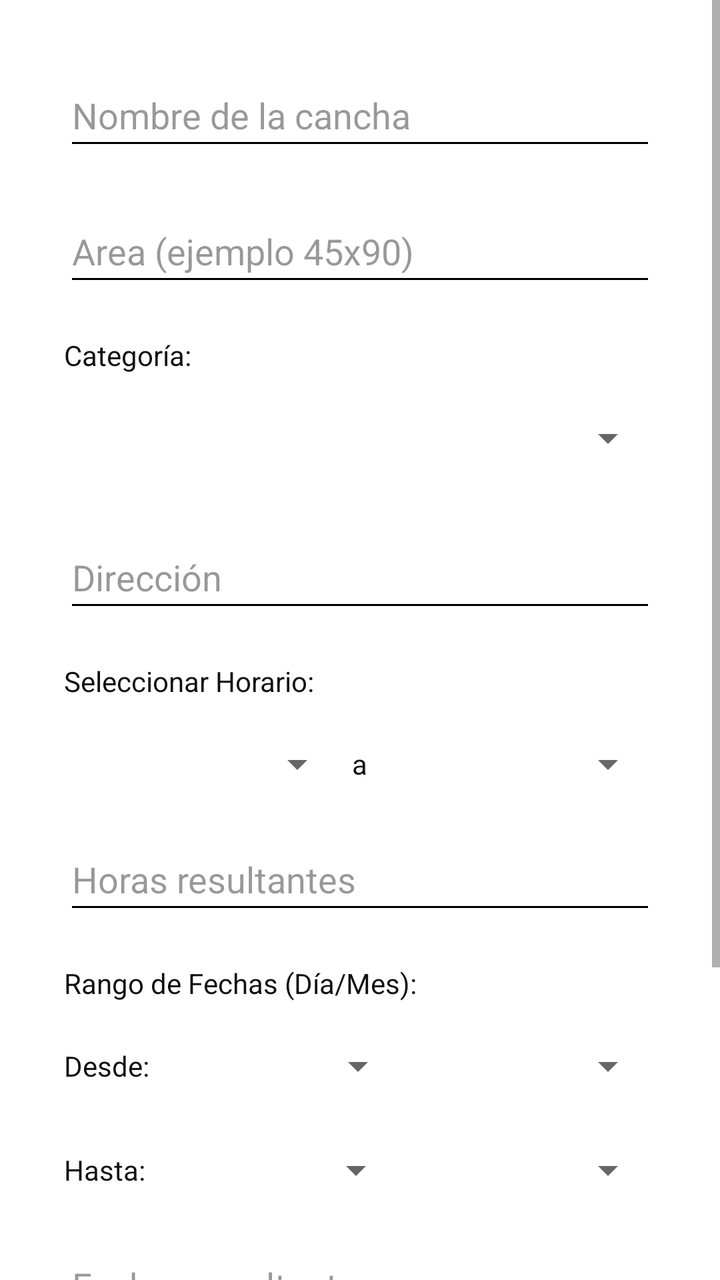
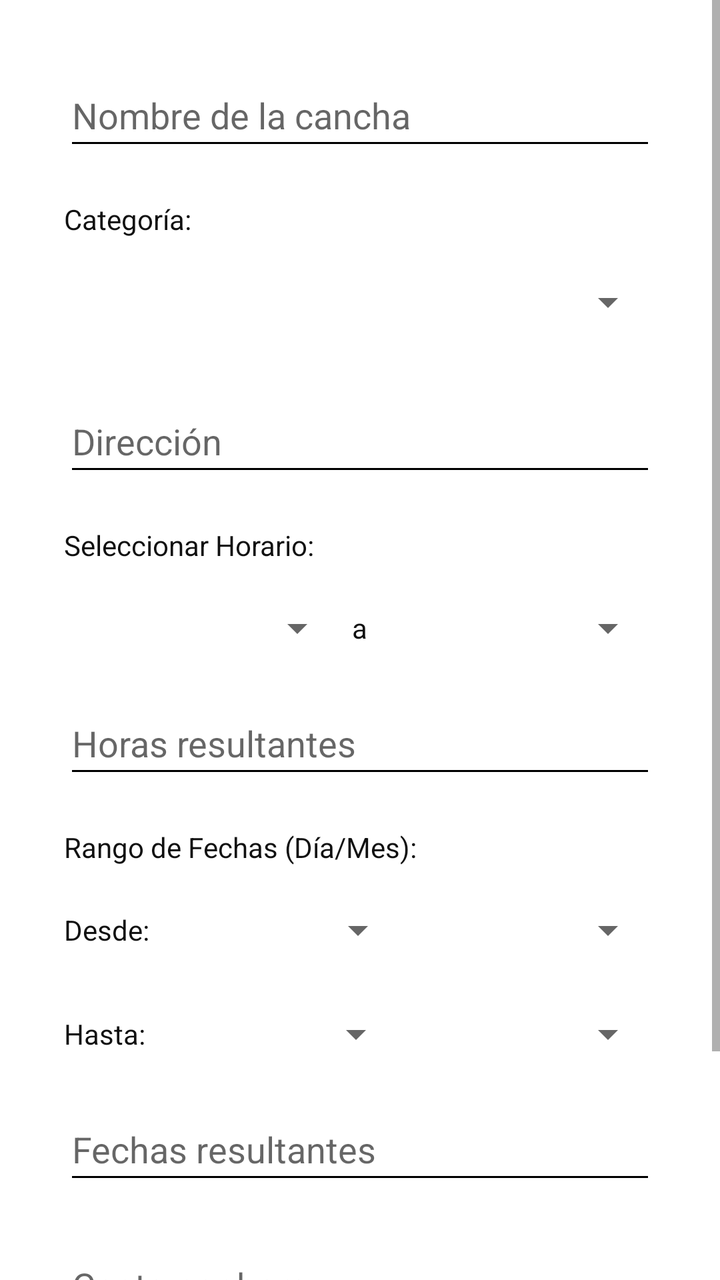

Compare the two renders of this Android layout. The source of the first and the diff that turns it into the second are given below.
<!-- AndroidManifest.xml: application theme Theme.MaterialComponents.Light.NoActionBar -->
<!-- res/layout/activity_registrar_canchas.xml -->
<?xml version="1.0" encoding="utf-8"?>
<androidx.constraintlayout.widget.ConstraintLayout xmlns:android="http://schemas.android.com/apk/res/android"
    xmlns:app="http://schemas.android.com/apk/res-auto"
    xmlns:tools="http://schemas.android.com/tools"
    android:id="@+id/main"
    android:layout_width="match_parent"
    android:layout_height="match_parent"
    tools:context=".RegistrarCanchasActivity"
    android:background="@color/design_default_color_background"
    android:orientation="vertical">

    <ScrollView
        android:layout_width="match_parent"
        android:layout_height="match_parent">

        <androidx.constraintlayout.widget.ConstraintLayout
            android:layout_width="match_parent"
            android:layout_height="wrap_content"
            android:paddingBottom="32dp">

            <EditText
                android:id="@+id/lblNombreCancha"
                android:layout_width="match_parent"
                android:layout_height="wrap_content"
                android:layout_marginStart="32dp"
                android:layout_marginTop="32dp"
                android:layout_marginEnd="32dp"
                android:backgroundTint="@color/black"
                android:ems="10"
                android:hint="Nombre de la cancha"
                android:inputType="text"
                android:minHeight="48dp"
                android:textColor="#101010"
                android:textColorHint="#6D0F0E0E"
                app:layout_constraintEnd_toEndOf="parent"
                app:layout_constraintStart_toStartOf="parent"
                app:layout_constraintTop_toTopOf="parent" />

            <EditText
                android:id="@+id/lblArea"
                android:layout_width="match_parent"
                android:layout_height="wrap_content"
                android:layout_marginStart="32dp"
                android:layout_marginTop="20dp"
                android:layout_marginEnd="32dp"
                android:backgroundTint="@color/black"
                android:ems="10"
                android:hint="Area (ejemplo 45x90)"
                android:inputType="text"
                android:minHeight="48dp"
                android:textColor="#101010"
                android:textColorHint="#6D0F0E0E"
                app:layout_constraintTop_toBottomOf="@+id/lblNombreCancha"
                app:layout_constraintStart_toStartOf="parent" />

            <TextView
                android:id="@+id/tvCategoriaLabel"
                android:layout_width="wrap_content"
                android:layout_height="wrap_content"
                android:layout_marginStart="32dp"
                android:layout_marginTop="20dp"
                android:text="Categoría:"
                android:textColor="#101010"
                app:layout_constraintStart_toStartOf="parent"
                app:layout_constraintTop_toBottomOf="@+id/lblArea" />

            <Spinner
                android:id="@+id/spinner_categorias"
                android:layout_width="0dp"
                android:layout_height="48dp"
                android:layout_marginStart="32dp"
                android:layout_marginEnd="32dp"
                android:layout_marginTop="8dp"
                android:spinnerMode="dropdown"
                app:layout_constraintEnd_toEndOf="parent"
                app:layout_constraintStart_toStartOf="parent"
                app:layout_constraintTop_toBottomOf="@+id/tvCategoriaLabel" />

            <EditText
                android:id="@+id/lblDireccion"
                android:layout_width="match_parent"
                android:layout_height="wrap_content"
                android:layout_marginStart="32dp"
                android:layout_marginTop="20dp"
                android:layout_marginEnd="32dp"
                android:backgroundTint="@color/black"
                android:ems="10"
                android:hint="Dirección"
                android:inputType="text"
                android:minHeight="48dp"
                android:textColor="#101010"
                android:textColorHint="#6D0F0E0E"
                app:layout_constraintTop_toBottomOf="@+id/spinner_categorias"
                app:layout_constraintStart_toStartOf="parent" />

            <TextView
                android:id="@+id/tvHorasLabel"
                android:layout_width="wrap_content"
                android:layout_height="wrap_content"
                android:layout_marginStart="32dp"
                android:layout_marginTop="20dp"
                android:text="Seleccionar Horario:"
                android:textColor="#101010"
                app:layout_constraintStart_toStartOf="parent"
                app:layout_constraintTop_toBottomOf="@+id/lblDireccion" />

            <LinearLayout
                android:id="@+id/lyHoras"
                android:layout_width="match_parent"
                android:layout_height="wrap_content"
                android:layout_marginStart="32dp"
                android:layout_marginEnd="32dp"
                android:layout_marginTop="8dp"
                android:orientation="horizontal"
                app:layout_constraintTop_toBottomOf="@+id/tvHorasLabel">

                <Spinner
                    android:id="@+id/spinner_hora_inicio"
                    android:layout_width="0dp"
                    android:layout_height="48dp"
                    android:layout_weight="1" />

                <TextView
                    android:layout_width="wrap_content"
                    android:layout_height="wrap_content"
                    android:text=" a "
                    android:textColor="#101010"
                    android:layout_gravity="center_vertical" />

                <Spinner
                    android:id="@+id/spinner_hora_fin"
                    android:layout_width="0dp"
                    android:layout_height="48dp"
                    android:layout_weight="1" />
            </LinearLayout>

            <EditText
                android:id="@+id/lblhorasdisponibles"
                android:layout_width="match_parent"
                android:layout_height="wrap_content"
                android:layout_marginStart="32dp"
                android:layout_marginTop="8dp"
                android:layout_marginEnd="32dp"
                android:backgroundTint="@color/black"
                android:ems="10"
                android:hint="Horas resultantes"
                android:focusable="false"
                android:clickable="false"
                android:inputType="text"
                android:minHeight="48dp"
                android:textColor="#101010"
                android:textColorHint="#6D0F0E0E"
                app:layout_constraintTop_toBottomOf="@+id/lyHoras"
                app:layout_constraintStart_toStartOf="parent" />

            <TextView
                android:id="@+id/tvFechasLabel"
                android:layout_width="wrap_content"
                android:layout_height="wrap_content"
                android:layout_marginStart="32dp"
                android:layout_marginTop="20dp"
                android:text="Rango de Fechas (Día/Mes):"
                android:textColor="#101010"
                app:layout_constraintStart_toStartOf="parent"
                app:layout_constraintTop_toBottomOf="@+id/lblhorasdisponibles" />

            <LinearLayout
                android:id="@+id/lyFechaInicio"
                android:layout_width="match_parent"
                android:layout_height="wrap_content"
                android:layout_marginStart="32dp"
                android:layout_marginEnd="32dp"
                android:layout_marginTop="8dp"
                android:orientation="horizontal"
                app:layout_constraintTop_toBottomOf="@+id/tvFechasLabel">
                <TextView
                    android:layout_width="wrap_content"
                    android:layout_height="wrap_content"
                    android:text="Desde: "
                    android:textColor="#101010"
                    android:layout_gravity="center_vertical"/>
                <Spinner android:id="@+id/spinner_dia_inicio" android:layout_width="0dp" android:layout_height="48dp" android:layout_weight="1" />
                <Spinner android:id="@+id/spinner_mes_inicio" android:layout_width="0dp" android:layout_height="48dp" android:layout_weight="1" />
            </LinearLayout>

            <LinearLayout
                android:id="@+id/lyFechaFin"
                android:layout_width="match_parent"
                android:layout_height="wrap_content"
                android:layout_marginStart="32dp"
                android:layout_marginEnd="32dp"
                android:layout_marginTop="4dp"
                android:orientation="horizontal"
                app:layout_constraintTop_toBottomOf="@+id/lyFechaInicio">
                <TextView
                    android:layout_width="wrap_content"
                    android:layout_height="wrap_content"
                    android:text="Hasta: "
                    android:textColor="#101010"
                    android:layout_gravity="center_vertical"/>
                <Spinner android:id="@+id/spinner_dia_fin" android:layout_width="0dp" android:layout_height="48dp" android:layout_weight="1" />
                <Spinner android:id="@+id/spinner_mes_fin" android:layout_width="0dp" android:layout_height="48dp" android:layout_weight="1" />
            </LinearLayout>

            <EditText
                android:id="@+id/lblfechasdisponibles"
                android:layout_width="match_parent"
                android:layout_height="wrap_content"
                android:layout_marginStart="32dp"
                android:layout_marginTop="8dp"
                android:layout_marginEnd="32dp"
                android:backgroundTint="@color/black"
                android:ems="10"
                android:hint="Fechas resultantes"
                android:focusable="false"
                android:clickable="false"
                android:inputType="text"
                android:minHeight="48dp"
                android:textColor="#101010"
                android:textColorHint="#6D0F0E0E"
                app:layout_constraintTop_toBottomOf="@+id/lyFechaFin"
                app:layout_constraintStart_toStartOf="parent" />

            <EditText
                android:id="@+id/lblCostoporhora"
                android:layout_width="match_parent"
                android:layout_height="wrap_content"
                android:layout_marginStart="32dp"
                android:layout_marginTop="20dp"
                android:layout_marginEnd="32dp"
                android:backgroundTint="@color/black"
                android:ems="10"
                android:hint="Costo por hora"
                android:inputType="numberDecimal"
                android:minHeight="48dp"
                android:textColor="#101010"
                android:textColorHint="#6D0F0E0E"
                app:layout_constraintTop_toBottomOf="@+id/lblfechasdisponibles"
                app:layout_constraintStart_toStartOf="parent" />

            <LinearLayout
                android:layout_width="match_parent"
                android:layout_height="wrap_content"
                android:layout_marginTop="32dp"
                android:gravity="center"
                android:orientation="horizontal"
                app:layout_constraintTop_toBottomOf="@+id/lblCostoporhora">

                <Button
                    android:id="@+id/btnRegresar"
                    android:layout_width="140dp"
                    android:layout_height="50dp"
                    android:layout_marginEnd="16dp"
                    android:backgroundTint="@drawable/btn_color_selector"
                    android:text="Regresar"
                    android:textColor="#FDFDFD"
                    app:cornerRadius="4dp" />

                <Button
                    android:id="@+id/btnRegistrar"
                    android:layout_width="140dp"
                    android:layout_height="50dp"
                    android:backgroundTint="@drawable/btn_color_selector"
                    android:text="Registrar"
                    android:textColor="#FDFDFD"
                    app:cornerRadius="4dp" />
            </LinearLayout>

        </androidx.constraintlayout.widget.ConstraintLayout>
    </ScrollView>

</androidx.constraintlayout.widget.ConstraintLayout>
<!-- resources referenced by this layout -->
<resources>
  <color name="black">#FF000000</color>
  <!-- drawable btn_color_selector (drawable) -->
  <?xml version="1.0" encoding="utf-8"?>
  <selector xmlns:android="http://schemas.android.com/apk/res/android">
      
      <item android:color="#540F0F" android:state_pressed="true" />
  
      
      <item android:color="#808080" android:state_enabled="false" />
  
      
      <item android:color="#0D0C0C" />
  </selector>
</resources>

<!-- the commit's change to res/layout/activity_registrar_canchas.xml (unified diff, before → after) -->
@@ -6,12 +6,17 @@
     android:layout_width="match_parent"
     android:layout_height="match_parent"
     tools:context=".RegistrarCanchasActivity"
-    android:background="@color/design_default_color_background"
-    android:orientation="vertical">
-
+    android:background="@color/design_default_color_background">
+
+    
     <ScrollView
         android:layout_width="match_parent"
-        android:layout_height="match_parent">
+        android:layout_height="match_parent"
+        android:fillViewport="true"
+        app:layout_constraintTop_toTopOf="parent"
+        app:layout_constraintBottom_toBottomOf="parent"
+        app:layout_constraintStart_toStartOf="parent"
+        app:layout_constraintEnd_toEndOf="parent">
 
         <androidx.constraintlayout.widget.ConstraintLayout
             android:layout_width="match_parent"
@@ -26,31 +31,11 @@
                 android:layout_marginTop="32dp"
                 android:layout_marginEnd="32dp"
                 android:backgroundTint="@color/black"
-                android:ems="10"
                 android:hint="Nombre de la cancha"
                 android:inputType="text"
                 android:minHeight="48dp"
                 android:textColor="#101010"
-                android:textColorHint="#6D0F0E0E"
-                app:layout_constraintEnd_toEndOf="parent"
-                app:layout_constraintStart_toStartOf="parent"
-                app:layout_constraintTop_toTopOf="parent" />
-
-            <EditText
-                android:id="@+id/lblArea"
-                android:layout_width="match_parent"
-                android:layout_height="wrap_content"
-                android:layout_marginStart="32dp"
-                android:layout_marginTop="20dp"
-                android:layout_marginEnd="32dp"
-                android:backgroundTint="@color/black"
-                android:ems="10"
-                android:hint="Area (ejemplo 45x90)"
-                android:inputType="text"
-                android:minHeight="48dp"
-                android:textColor="#101010"
-                android:textColorHint="#6D0F0E0E"
-                app:layout_constraintTop_toBottomOf="@+id/lblNombreCancha"
+                app:layout_constraintTop_toTopOf="parent"
                 app:layout_constraintStart_toStartOf="parent" />
 
             <TextView
@@ -62,7 +47,7 @@
                 android:text="Categoría:"
                 android:textColor="#101010"
                 app:layout_constraintStart_toStartOf="parent"
-                app:layout_constraintTop_toBottomOf="@+id/lblArea" />
+                app:layout_constraintTop_toBottomOf="@+id/lblNombreCancha" />
 
             <Spinner
                 android:id="@+id/spinner_categorias"
@@ -71,7 +56,6 @@
                 android:layout_marginStart="32dp"
                 android:layout_marginEnd="32dp"
                 android:layout_marginTop="8dp"
-                android:spinnerMode="dropdown"
                 app:layout_constraintEnd_toEndOf="parent"
                 app:layout_constraintStart_toStartOf="parent"
                 app:layout_constraintTop_toBottomOf="@+id/tvCategoriaLabel" />
@@ -84,12 +68,10 @@
                 android:layout_marginTop="20dp"
                 android:layout_marginEnd="32dp"
                 android:backgroundTint="@color/black"
-                android:ems="10"
                 android:hint="Dirección"
                 android:inputType="text"
                 android:minHeight="48dp"
                 android:textColor="#101010"
-                android:textColorHint="#6D0F0E0E"
                 app:layout_constraintTop_toBottomOf="@+id/spinner_categorias"
                 app:layout_constraintStart_toStartOf="parent" />
 
@@ -113,25 +95,9 @@
                 android:layout_marginTop="8dp"
                 android:orientation="horizontal"
                 app:layout_constraintTop_toBottomOf="@+id/tvHorasLabel">
-
-                <Spinner
-                    android:id="@+id/spinner_hora_inicio"
-                    android:layout_width="0dp"
-                    android:layout_height="48dp"
-                    android:layout_weight="1" />
-
-                <TextView
-                    android:layout_width="wrap_content"
-                    android:layout_height="wrap_content"
-                    android:text=" a "
-                    android:textColor="#101010"
-                    android:layout_gravity="center_vertical" />
-
-                <Spinner
-                    android:id="@+id/spinner_hora_fin"
-                    android:layout_width="0dp"
-                    android:layout_height="48dp"
-                    android:layout_weight="1" />
+                <Spinner android:id="@+id/spinner_hora_inicio" android:layout_width="0dp" android:layout_height="48dp" android:layout_weight="1" />
+                <TextView android:layout_width="wrap_content" android:layout_height="wrap_content" android:text=" a " android:textColor="#101010" android:layout_gravity="center_vertical" />
+                <Spinner android:id="@+id/spinner_hora_fin" android:layout_width="0dp" android:layout_height="48dp" android:layout_weight="1" />
             </LinearLayout>
 
             <EditText
@@ -142,14 +108,10 @@
                 android:layout_marginTop="8dp"
                 android:layout_marginEnd="32dp"
                 android:backgroundTint="@color/black"
-                android:ems="10"
+                android:focusable="false"
                 android:hint="Horas resultantes"
-                android:focusable="false"
-                android:clickable="false"
-                android:inputType="text"
-                android:minHeight="48dp"
-                android:textColor="#101010"
-                android:textColorHint="#6D0F0E0E"
+                android:minHeight="48dp"
+                android:textColor="#101010"
                 app:layout_constraintTop_toBottomOf="@+id/lyHoras"
                 app:layout_constraintStart_toStartOf="parent" />
 
@@ -173,12 +135,7 @@
                 android:layout_marginTop="8dp"
                 android:orientation="horizontal"
                 app:layout_constraintTop_toBottomOf="@+id/tvFechasLabel">
-                <TextView
-                    android:layout_width="wrap_content"
-                    android:layout_height="wrap_content"
-                    android:text="Desde: "
-                    android:textColor="#101010"
-                    android:layout_gravity="center_vertical"/>
+                <TextView android:layout_width="wrap_content" android:layout_height="wrap_content" android:text="Desde: " android:textColor="#101010" android:layout_gravity="center_vertical"/>
                 <Spinner android:id="@+id/spinner_dia_inicio" android:layout_width="0dp" android:layout_height="48dp" android:layout_weight="1" />
                 <Spinner android:id="@+id/spinner_mes_inicio" android:layout_width="0dp" android:layout_height="48dp" android:layout_weight="1" />
             </LinearLayout>
@@ -192,12 +149,7 @@
                 android:layout_marginTop="4dp"
                 android:orientation="horizontal"
                 app:layout_constraintTop_toBottomOf="@+id/lyFechaInicio">
-                <TextView
-                    android:layout_width="wrap_content"
-                    android:layout_height="wrap_content"
-                    android:text="Hasta: "
-                    android:textColor="#101010"
-                    android:layout_gravity="center_vertical"/>
+                <TextView android:layout_width="wrap_content" android:layout_height="wrap_content" android:text="Hasta: " android:textColor="#101010" android:layout_gravity="center_vertical"/>
                 <Spinner android:id="@+id/spinner_dia_fin" android:layout_width="0dp" android:layout_height="48dp" android:layout_weight="1" />
                 <Spinner android:id="@+id/spinner_mes_fin" android:layout_width="0dp" android:layout_height="48dp" android:layout_weight="1" />
             </LinearLayout>
@@ -210,14 +162,10 @@
                 android:layout_marginTop="8dp"
                 android:layout_marginEnd="32dp"
                 android:backgroundTint="@color/black"
-                android:ems="10"
+                android:focusable="false"
                 android:hint="Fechas resultantes"
-                android:focusable="false"
-                android:clickable="false"
-                android:inputType="text"
-                android:minHeight="48dp"
-                android:textColor="#101010"
-                android:textColorHint="#6D0F0E0E"
+                android:minHeight="48dp"
+                android:textColor="#101010"
                 app:layout_constraintTop_toBottomOf="@+id/lyFechaFin"
                 app:layout_constraintStart_toStartOf="parent" />
 
@@ -229,12 +177,10 @@
                 android:layout_marginTop="20dp"
                 android:layout_marginEnd="32dp"
                 android:backgroundTint="@color/black"
-                android:ems="10"
                 android:hint="Costo por hora"
                 android:inputType="numberDecimal"
                 android:minHeight="48dp"
                 android:textColor="#101010"
-                android:textColorHint="#6D0F0E0E"
                 app:layout_constraintTop_toBottomOf="@+id/lblfechasdisponibles"
                 app:layout_constraintStart_toStartOf="parent" />
 
@@ -245,25 +191,8 @@
                 android:gravity="center"
                 android:orientation="horizontal"
                 app:layout_constraintTop_toBottomOf="@+id/lblCostoporhora">
-
-                <Button
-                    android:id="@+id/btnRegresar"
-                    android:layout_width="140dp"
-                    android:layout_height="50dp"
-                    android:layout_marginEnd="16dp"
-                    android:backgroundTint="@drawable/btn_color_selector"
-                    android:text="Regresar"
-                    android:textColor="#FDFDFD"
-                    app:cornerRadius="4dp" />
-
-                <Button
-                    android:id="@+id/btnRegistrar"
-                    android:layout_width="140dp"
-                    android:layout_height="50dp"
-                    android:backgroundTint="@drawable/btn_color_selector"
-                    android:text="Registrar"
-                    android:textColor="#FDFDFD"
-                    app:cornerRadius="4dp" />
+                <Button android:id="@+id/btnRegresar" android:layout_width="140dp" android:layout_height="50dp" android:layout_marginEnd="16dp" android:backgroundTint="@drawable/btn_color_selector" android:text="Regresar" android:textColor="#FDFDFD" app:cornerRadius="4dp" />
+                <Button android:id="@+id/btnRegistrar" android:layout_width="140dp" android:layout_height="50dp" android:backgroundTint="@drawable/btn_color_selector" android:text="Registrar" android:textColor="#FDFDFD" app:cornerRadius="4dp" />
             </LinearLayout>
 
         </androidx.constraintlayout.widget.ConstraintLayout>
